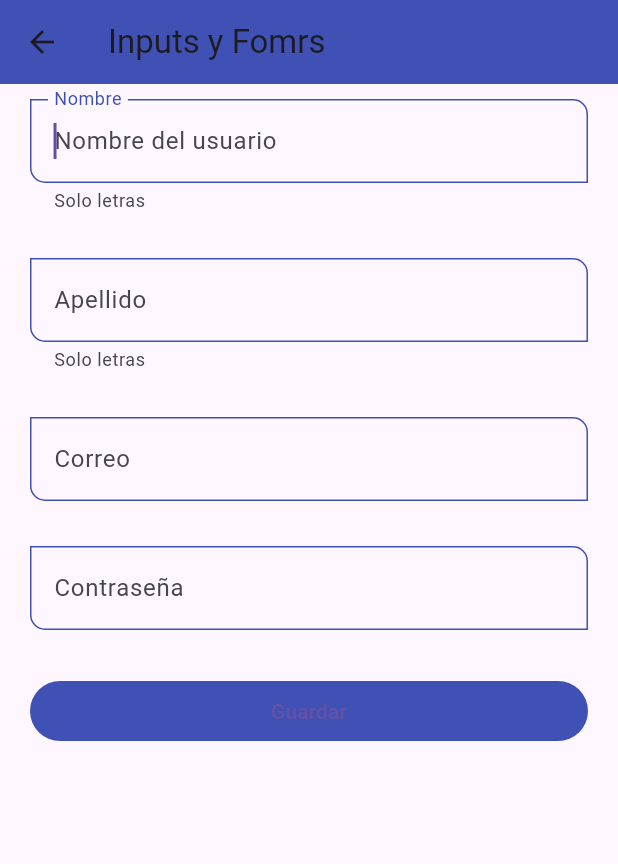
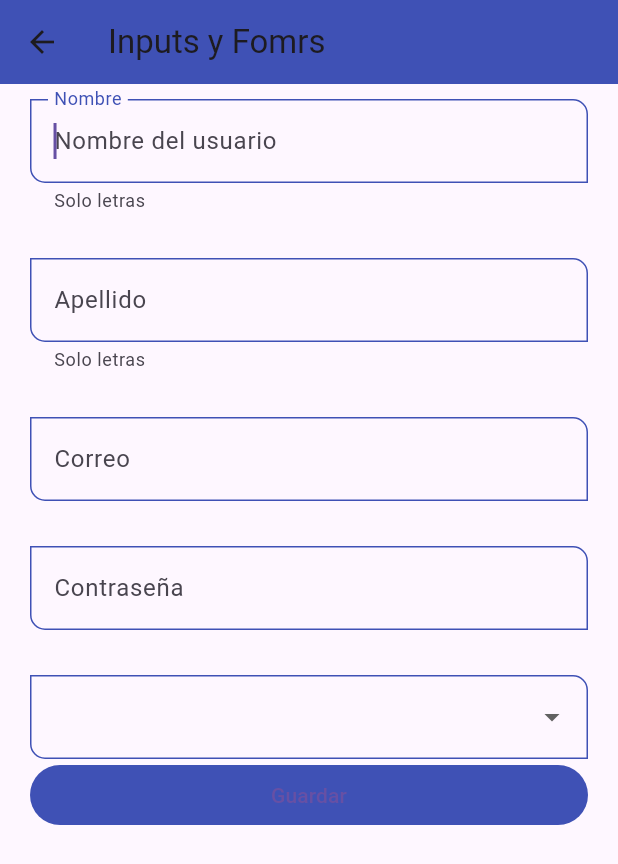
Before and after one commit to SerafinResidencia/Curso-de-Flutter, a Flutter app: the InputsScreen screen opened by its route, on a phone screen of 412 x 824 dp. Shown: the top 864 px of the screen. Run offline on Flutter 3.47's test engine with Material 3 defaults, Android fonts, the phone set to English and light mode, and no system bars.

Commit message:
95.- DropdownButtonFormField

```diff
--- a/session6/fl_componentes/lib/screens/inputs_screen.dart
+++ b/session6/fl_componentes/lib/screens/inputs_screen.dart
@@ -63,6 +63,28 @@ class InputsScreen extends StatelessWidget {
                 ),
                 SizedBox(height: 30),
 
+                DropdownButtonFormField<String>(
+                  items: const [
+                    DropdownMenuItem(value: 'Admin', child: Text('Admin')),
+                    DropdownMenuItem(
+                      value: 'SuperUser',
+                      child: Text('SuperUser'),
+                    ),
+                    DropdownMenuItem(
+                      value: 'Developer',
+                      child: Text('Developer'),
+                    ),
+                    DropdownMenuItem(
+                      value: 'Jr. Developer',
+                      child: Text('Jr. Developer'),
+                    ),
+                  ],
+                  onChanged: (value) {
+                    print(value);
+                    formValues['role'] = value ?? 'Admin';
+                  },
+                ),
+
                 ElevatedButton(
                   child: const SizedBox(
                     width: double.infinity,
```
